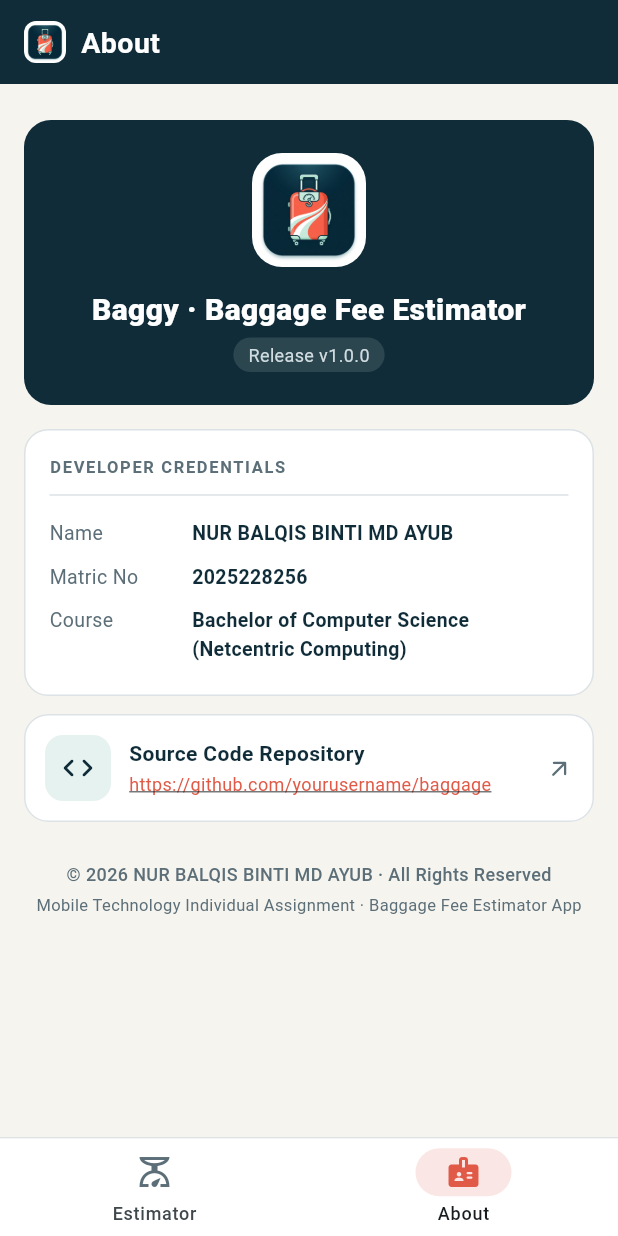
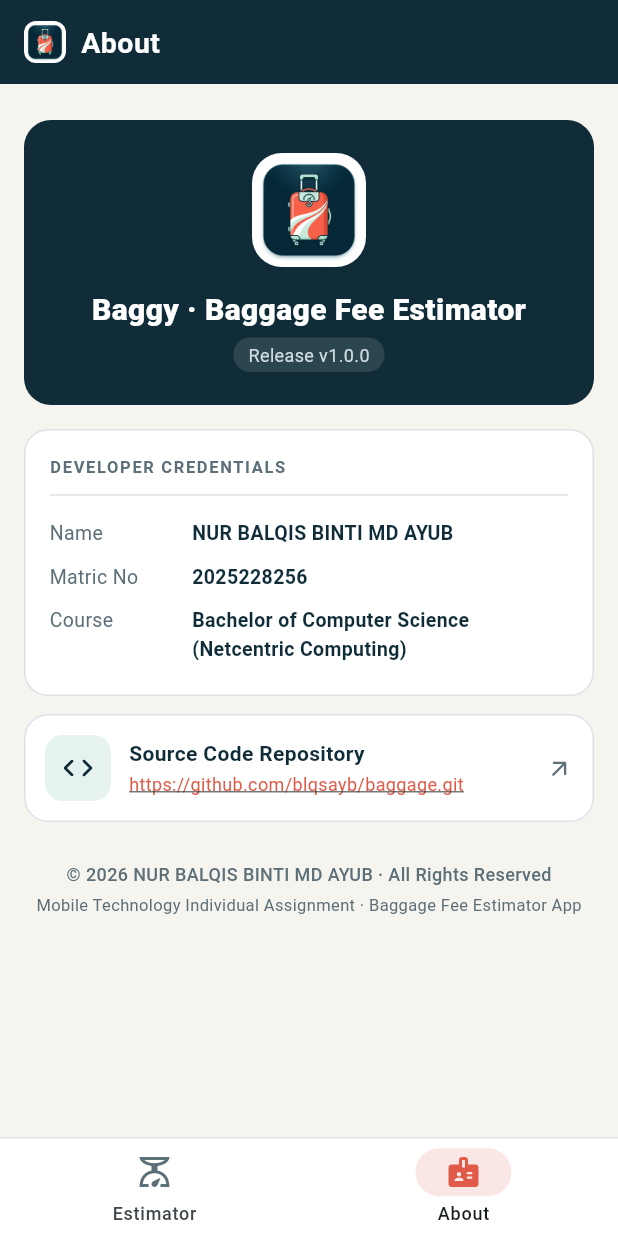
Before and after one commit to blqsayb/baggage, a Flutter app: the screen it shows after launch, item 2 of the bottom bar chosen, on a phone screen of 412 x 824 dp. Run offline on Flutter 3.47's test engine with Material 3 defaults, Android fonts, the phone set to English and light mode, and no system bars.

Commit message:
Add link

```diff
--- a/lib/main.dart
+++ b/lib/main.dart
@@ -755,7 +755,7 @@ class _DashedDivider extends StatelessWidget {
 class AboutScreen extends StatelessWidget {
   const AboutScreen({super.key});
 
-  final String _repoUrl = 'https://github.com/yourusername/baggage';
+  final String _repoUrl = 'https://github.com/blqsayb/baggage.git';
 
   Future<void> _openGitHub(BuildContext context) async {
     final uri = Uri.parse(_repoUrl);
```
